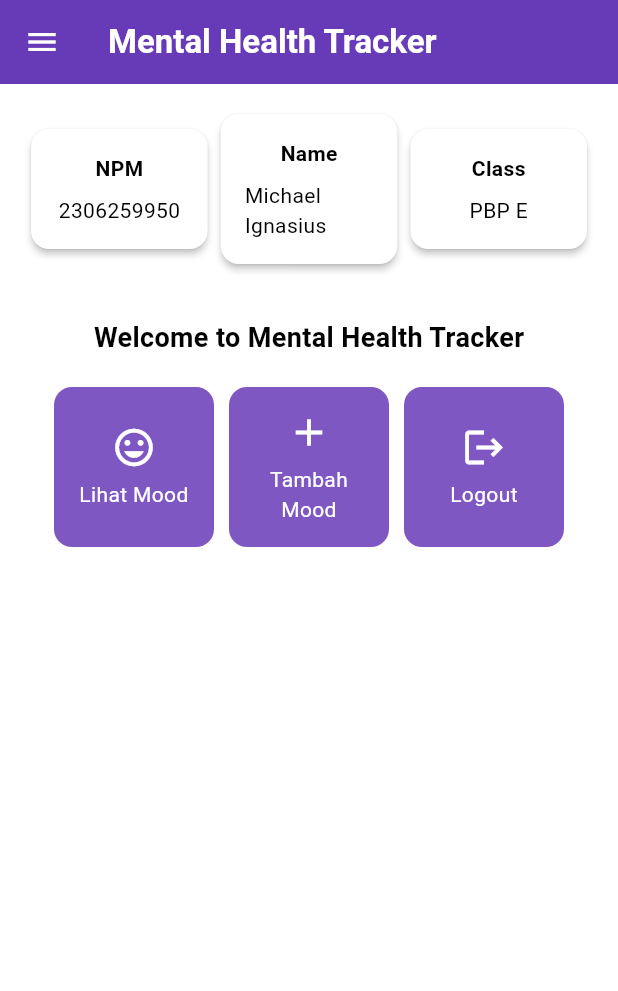
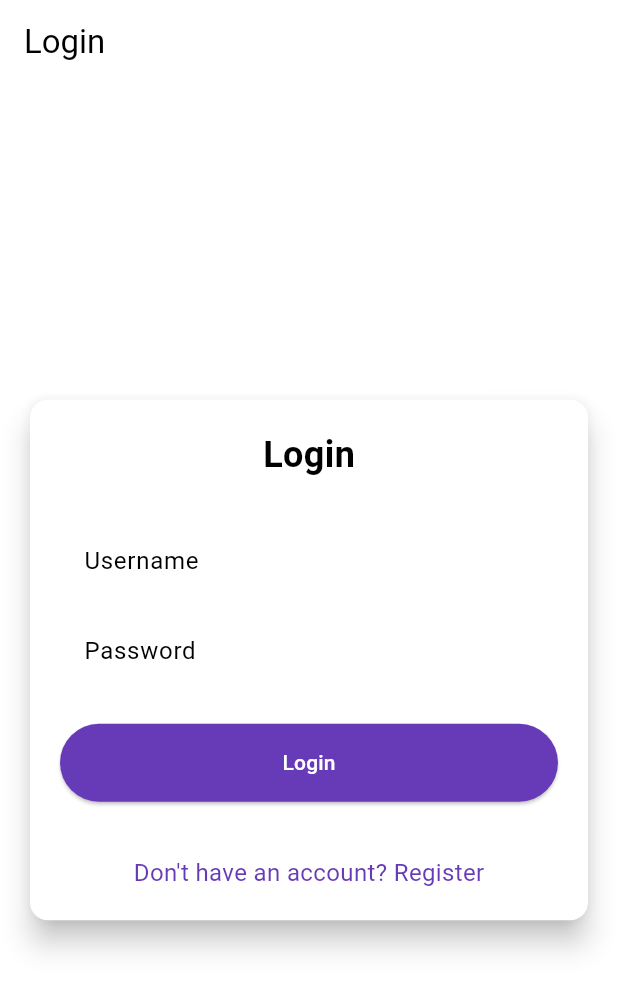
Before and after one commit to DawnFall19/mental-health-tracker-mobile, a Flutter app: the screen it shows after launch, on a phone screen of 412 x 824 dp. Shown: the top 991 px of the screen. Run offline on Flutter 3.47's test engine with Material 3 defaults, Android fonts, the phone set to English and light mode, and no system bars; missing offline and left inert: pbp_django_auth.

Commit message:
Menyelesaikan tutorial 8

```diff
--- a/mental_health_tracker/lib/main.dart
+++ b/mental_health_tracker/lib/main.dart
@@ -1,6 +1,8 @@
 import 'package:flutter/material.dart';
-
+import 'package:mental_health_tracker/screens/login.dart';
 import 'package:mental_health_tracker/screens/menu.dart';
+import 'package:pbp_django_auth/pbp_django_auth.dart';
+import 'package:provider/provider.dart';
 
 void main() {
   runApp(const MyApp());
@@ -9,33 +11,23 @@ void main() {
 class MyApp extends StatelessWidget {
   const MyApp({super.key});
 
-  // This widget is the root of your application.
   @override
   Widget build(BuildContext context) {
-    return MaterialApp(
-      title: 'Flutter Demo',
-      theme: ThemeData(
-        // This is the theme of your application.
-        //
-        // TRY THIS: Try running your application with "flutter run". You'll see
-        // the application has a purple toolbar. Then, without quitting the app,
-        // try changing the seedColor in the colorScheme below to Colors.green
-        // and then invoke "hot reload" (save your changes or press the "hot
-        // reload" button in a Flutter-supported IDE, or press "r" if you used
-        // the command line to start the app).
-        //
-        // Notice that the counter didn't reset back to zero; the application
-        // state is not lost during the reload. To reset the state, use hot
-        // restart instead.
-        //
-        // This works for code too, not just values: Most code changes can be
-        // tested with just a hot reload.
-        colorScheme: ColorScheme.fromSwatch(
-          primarySwatch: Colors.deepPurple,
-        ).copyWith(secondary: Colors.deepPurple[400]),
-        useMaterial3: true,
+    return Provider(
+      create: (_) {
+        CookieRequest request = CookieRequest();
+        return request;
+      },
+      child: MaterialApp(
+        title: 'Mental Health Tracker',
+        theme: ThemeData(
+          useMaterial3: true,
+          colorScheme: ColorScheme.fromSwatch(
+            primarySwatch: Colors.deepPurple,
+          ).copyWith(secondary: Colors.deepPurple[400]),
+        ),
+        home: const LoginPage(),
       ),
-      home: MyHomePage(),
     );
   }
 }
--- /dev/null
+++ b/mental_health_tracker/lib/screens/login.dart
@@ -0,0 +1,181 @@
+import 'package:mental_health_tracker/screens/menu.dart';
+import 'package:mental_health_tracker/screens/register.dart';
+import 'package:flutter/material.dart';
+import 'package:pbp_django_auth/pbp_django_auth.dart';
+import 'package:provider/provider.dart';
+
+void main() {
+  runApp(const LoginApp());
+}
+
+class LoginApp extends StatelessWidget {
+  const LoginApp({super.key});
+
+  @override
+  Widget build(BuildContext context) {
+    return MaterialApp(
+      title: 'Login',
+      theme: ThemeData(
+        useMaterial3: true,
+        colorScheme: ColorScheme.fromSwatch(
+          primarySwatch: Colors.deepPurple,
+        ).copyWith(secondary: Colors.deepPurple[400]),
+      ),
+      home: const LoginPage(),
+    );
+  }
+}
+
+class LoginPage extends StatefulWidget {
+  const LoginPage({super.key});
+
+  @override
+  State<LoginPage> createState() => _LoginPageState();
+}
+
+class _LoginPageState extends State<LoginPage> {
+  final TextEditingController _usernameController = TextEditingController();
+  final TextEditingController _passwordController = TextEditingController();
+
+  @override
+  Widget build(BuildContext context) {
+    final request = context.watch<CookieRequest>();
+
+    return Scaffold(
+      appBar: AppBar(
+        title: const Text('Login'),
+      ),
+      body: Center(
+        child: SingleChildScrollView(
+          padding: const EdgeInsets.all(16.0),
+          child: Card(
+            elevation: 8,
+            shape: RoundedRectangleBorder(
+              borderRadius: BorderRadius.circular(12.0),
+            ),
+            child: Padding(
+              padding: const EdgeInsets.all(20.0),
+              child: Column(
+                mainAxisSize: MainAxisSize.min,
+                children: [
+                  const Text(
+                    'Login',
+                    style: TextStyle(
+                      fontSize: 24.0,
+                      fontWeight: FontWeight.bold,
+                    ),
+                  ),
+                  const SizedBox(height: 30.0),
+                  TextField(
+                    controller: _usernameController,
+                    decoration: const InputDecoration(
+                      labelText: 'Username',
+                      hintText: 'Enter your username',
+                      border: OutlineInputBorder(
+                        borderRadius: BorderRadius.all(Radius.circular(12.0)),
+                      ),
+                      contentPadding:
+                          EdgeInsets.symmetric(horizontal: 12.0, vertical: 8.0),
+                    ),
+                  ),
+                  const SizedBox(height: 12.0),
+                  TextField(
+                    controller: _passwordController,
+                    decoration: const InputDecoration(
+                      labelText: 'Password',
+                      hintText: 'Enter your password',
+                      border: OutlineInputBorder(
+                        borderRadius: BorderRadius.all(Radius.circular(12.0)),
+                      ),
+                      contentPadding:
+                          EdgeInsets.symmetric(horizontal: 12.0, vertical: 8.0),
+                    ),
+                    obscureText: true,
+                  ),
+                  const SizedBox(height: 24.0),
+                  ElevatedButton(
+                    onPressed: () async {
+                      String username = _usernameController.text;
+                      String password = _passwordController.text;
+
+                      // Cek kredensial
+                      // TODO: Ganti URL dan jangan lupa tambahkan trailing slash (/) di akhir URL!
+                      // Untuk menyambungkan Android emulator dengan Django pada localhost,
+                      // gunakan URL http://10.0.2.2/
+                      final response = await request
+                          .login("http://[APP_URL_KAMU]/auth/login/", {
+                        'username': username,
+                        'password': password,
+                      });
+
+                      if (request.loggedIn) {
+                        String message = response['message'];
+                        String uname = response['username'];
+                        if (context.mounted) {
+                          Navigator.pushReplacement(
+                            context,
+                            MaterialPageRoute(
+                                builder: (context) => MyHomePage()),
+                          );
+                          ScaffoldMessenger.of(context)
+                            ..hideCurrentSnackBar()
+                            ..showSnackBar(
+                              SnackBar(
+                                  content:
+                                      Text("$message Selamat datang, $uname.")),
+                            );
+                        }
+                      } else {
+                        if (context.mounted) {
+                          showDialog(
+                            context: context,
+                            builder: (context) => AlertDialog(
+                              title: const Text('Login Gagal'),
+                              content: Text(response['message']),
+                              actions: [
+                                TextButton(
+                                  child: const Text('OK'),
+                                  onPressed: () {
+                                    Navigator.pop(context);
+                                  },
+                                ),
+                              ],
+                            ),
+                          );
+                        }
+                      }
+                    },
+                    style: ElevatedButton.styleFrom(
+                      foregroundColor: Colors.white,
+                      minimumSize: Size(double.infinity, 50),
+                      backgroundColor: Theme.of(context).colorScheme.primary,
+                      padding: const EdgeInsets.symmetric(vertical: 16.0),
+                    ),
+                    child: const Text('Login'),
+                  ),
+                  const SizedBox(height: 36.0),
+                  GestureDetector(
+                    onTap: () {
+                      Navigator.push(
+                        context,
+                        MaterialPageRoute(
+                            builder: (context) => const RegisterPage()),
+                      );
+                    },
+                    child: Text(
+                      'Don\'t have an account? Register',
+                      style: TextStyle(
+                        color: Theme.of(context).colorScheme.primary,
+                        fontSize: 16.0,
+                      ),
+                    ),
+                  ),
+                ],
+              ),
+            ),
+          ),
+        ),
+      ),
+    );
+  }
+}
--- a/mental_health_tracker/pubspec.yaml
+++ b/mental_health_tracker/pubspec.yaml
@@ -35,6 +35,9 @@ dependencies:
   # The following adds the Cupertino Icons font to your application.
   # Use with the CupertinoIcons class for iOS style icons.
   cupertino_icons: ^1.0.8
+  provider: ^6.1.2
+  pbp_django_auth: ^0.4.0
+  http: ^1.2.2
 
 dev_dependencies:
   flutter_test:
```
Also changed, not shown: mental_health_tracker/lib/models/mood_entry.dart (added, +65 -0 lines), mental_health_tracker/lib/screens/list_moodentry.dart (added, +90 -0 lines), mental_health_tracker/lib/screens/moodentry_form.dart (+37 -29 lines), mental_health_tracker/lib/screens/register.dart (added, +166 -0 lines), mental_health_tracker/lib/widgets/left_drawer.dart (+12 -0 lines), mental_health_tracker/lib/widgets/mood_card.dart (+35 -1 lines), mental_health_tracker/pubspec.lock, 2 other files.
